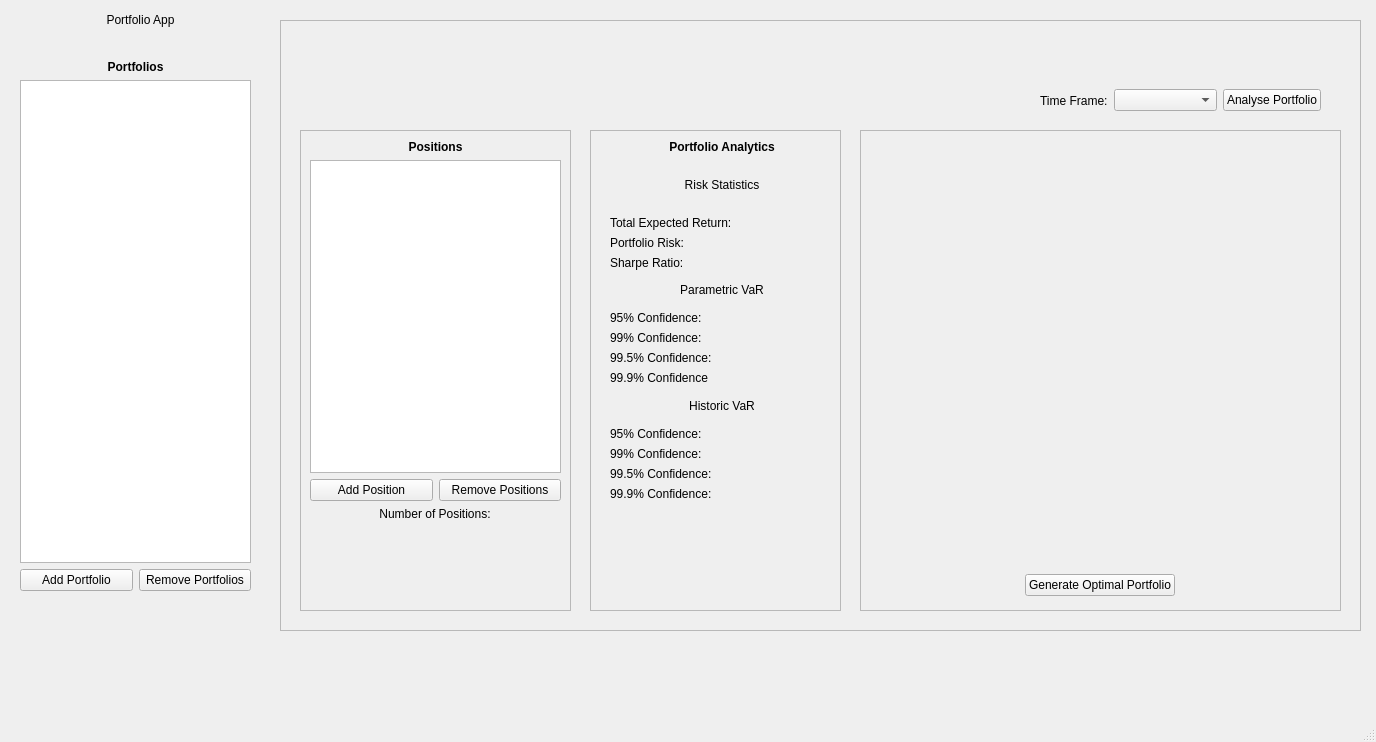
Old version of the form Apps/PortfolioApp/src/MainWindow.ui in the repository JamesAks/PortfolioRiskEngine.
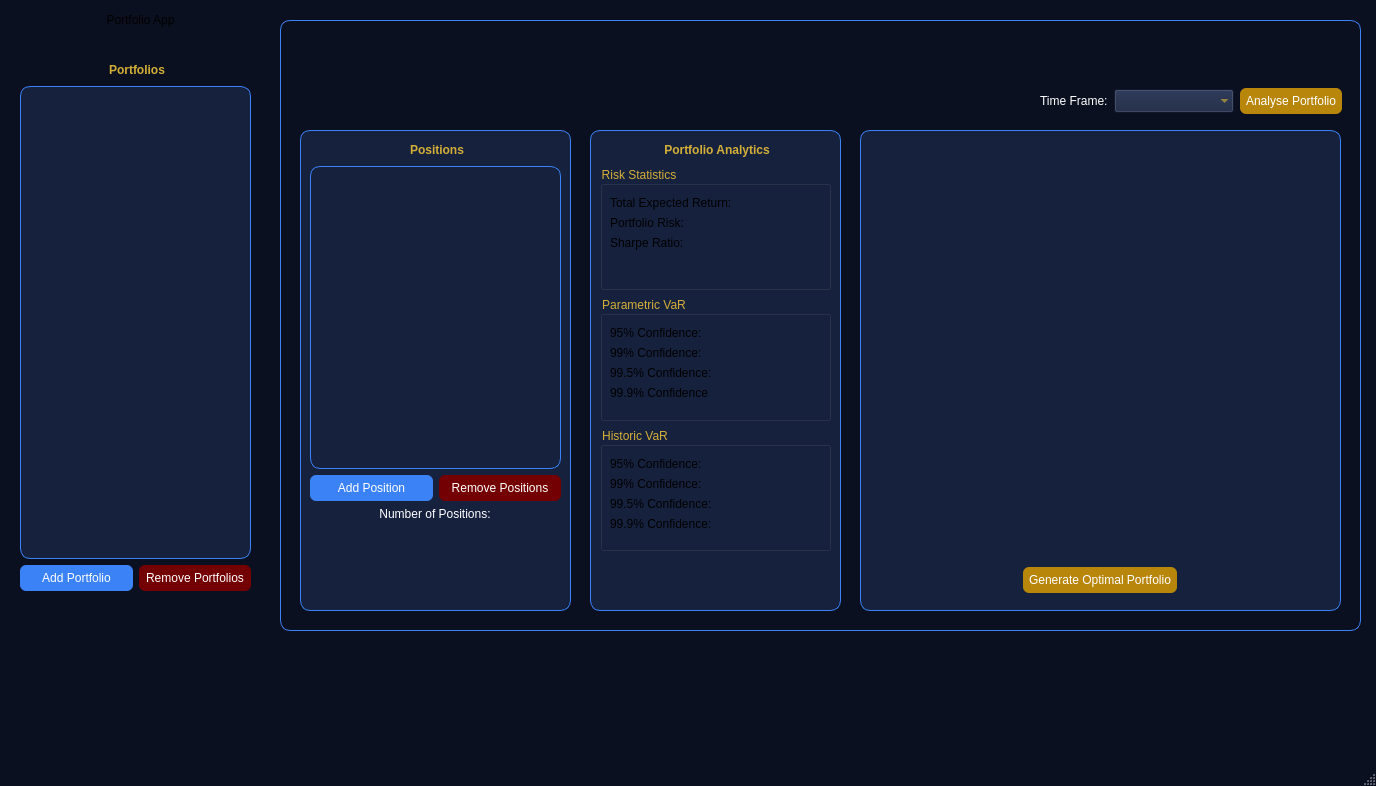
New version of the form.

Diff of the .ui file:
```diff
--- a/Apps/PortfolioApp/src/MainWindow.ui
+++ b/Apps/PortfolioApp/src/MainWindow.ui
@@ -7,14 +7,22 @@
     <x>0</x>
     <y>0</y>
     <width>1376</width>
-    <height>742</height>
+    <height>786</height>
    </rect>
   </property>
   <property name="windowTitle">
    <string>MainWindow</string>
   </property>
   <property name="autoFillBackground">
-   <bool>true</bool>
+   <bool>false</bool>
+  </property>
+  <property name="styleSheet">
+   <string notr="true">QMainWindow{
+
+	background-color: rgb(11, 16, 32);
+
+}
+</string>
   </property>
   <widget class="QWidget" name="centralwidget">
    <widget class="QLabel" name="logo_label">
@@ -39,6 +47,23 @@
       <height>611</height>
      </rect>
     </property>
+    <property name="layoutDirection">
+     <enum>Qt::LayoutDirection::LeftToRight</enum>
+    </property>
+    <property name="styleSheet">
+     <string notr="true">QFrame{
+	border: 1px solid rgb(59, 130, 246);
+	border-radius: 10px
+}
+
+QFrame QLabel {
+	border: none;
+}
+
+
+
+</string>
+    </property>
     <property name="frameShape">
      <enum>QFrame::Shape::StyledPanel</enum>
     </property>
@@ -55,7 +80,10 @@
       </rect>
      </property>
      <property name="styleSheet">
-      <string notr="true">alternate-background-color: rgb(170, 255, 255);</string>
+      <string notr="true">QFrame{
+	background-color: rgb(22, 33, 62);
+}
+</string>
      </property>
      <property name="frameShape">
       <enum>QFrame::Shape::StyledPanel</enum>
@@ -66,10 +94,10 @@
      <widget class="QWidget" name="verticalLayoutWidget_2">
       <property name="geometry">
        <rect>
-        <x>20</x>
+        <x>10</x>
         <y>10</y>
-        <width>224</width>
-        <height>361</height>
+        <width>231</width>
+        <height>411</height>
        </rect>
       </property>
       <layout class="QVBoxLayout" name="verticalLayout_2">
@@ -81,27 +109,39 @@
            <verstretch>0</verstretch>
           </sizepolicy>
          </property>
+         <property name="styleSheet">
+          <string notr="true">QLabel{
+
+	font: 12pt &quot;Segoe UI&quot;;
+	border: 0px;
+	color: rgb(212, 175, 55);
+	padding: 3px;
+}</string>
+         </property>
          <property name="text">
           <string>&lt;html&gt;&lt;head/&gt;&lt;body&gt;&lt;p align=&quot;center&quot;&gt;&lt;span style=&quot; font-weight:700;&quot;&gt;Portfolio Analytics&lt;/span&gt;&lt;/p&gt;&lt;/body&gt;&lt;/html&gt;</string>
          </property>
         </widget>
        </item>
        <item>
-        <layout class="QVBoxLayout" name="verticalLayout_5">
-         <item>
-          <widget class="QLabel" name="label_2">
-           <property name="sizePolicy">
-            <sizepolicy hsizetype="Expanding" vsizetype="Expanding">
-             <horstretch>0</horstretch>
-             <verstretch>0</verstretch>
-            </sizepolicy>
-           </property>
-           <property name="text">
-            <string>&lt;html&gt;&lt;head/&gt;&lt;body&gt;&lt;p align=&quot;center&quot;&gt;Risk Statistics&lt;/p&gt;&lt;/body&gt;&lt;/html&gt;</string>
-           </property>
-          </widget>
-         </item>
-         <item>
+        <widget class="QGroupBox" name="groupBox">
+         <property name="styleSheet">
+          <string notr="true">QGroupBox{
+	color: rgb(212, 175, 55);
+}</string>
+         </property>
+         <property name="title">
+          <string>Risk Statistics</string>
+         </property>
+         <widget class="QWidget" name="layoutWidget">
+          <property name="geometry">
+           <rect>
+            <x>10</x>
+            <y>30</y>
+            <width>211</width>
+            <height>91</height>
+           </rect>
+          </property>
           <layout class="QFormLayout" name="formLayout">
            <item row="0" column="0">
             <widget class="QLabel" name="total_expected_return">
@@ -146,12 +186,28 @@
             </widget>
            </item>
           </layout>
-         </item>
-        </layout>
+         </widget>
+        </widget>
        </item>
        <item>
-        <layout class="QGridLayout" name="gridLayout_2">
-         <item row="1" column="0">
+        <widget class="QGroupBox" name="groupBox_3">
+         <property name="styleSheet">
+          <string notr="true">QGroupBox{
+	color: rgb(212, 175, 55);
+}</string>
+         </property>
+         <property name="title">
+          <string>Parametric VaR</string>
+         </property>
+         <widget class="QWidget" name="layoutWidget">
+          <property name="geometry">
+           <rect>
+            <x>10</x>
+            <y>30</y>
+            <width>211</width>
+            <height>100</height>
+           </rect>
+          </property>
           <layout class="QFormLayout" name="formLayout_3">
            <item row="0" column="0">
             <widget class="QLabel" name="label_12">
@@ -210,38 +266,28 @@
             </widget>
            </item>
           </layout>
-         </item>
-         <item row="0" column="0">
-          <widget class="QLabel" name="label_20">
-           <property name="sizePolicy">
-            <sizepolicy hsizetype="Expanding" vsizetype="Expanding">
-             <horstretch>0</horstretch>
-             <verstretch>0</verstretch>
-            </sizepolicy>
-           </property>
-           <property name="text">
-            <string>&lt;html&gt;&lt;head/&gt;&lt;body&gt;&lt;p align=&quot;center&quot;&gt;Parametric VaR&lt;/p&gt;&lt;/body&gt;&lt;/html&gt;</string>
-           </property>
-          </widget>
-         </item>
-        </layout>
+         </widget>
+        </widget>
        </item>
        <item>
-        <layout class="QGridLayout" name="gridLayout">
-         <item row="0" column="0">
-          <widget class="QLabel" name="label_3">
-           <property name="sizePolicy">
-            <sizepolicy hsizetype="Expanding" vsizetype="Expanding">
-             <horstretch>0</horstretch>
-             <verstretch>0</verstretch>
-            </sizepolicy>
-           </property>
-           <property name="text">
-            <string>&lt;html&gt;&lt;head/&gt;&lt;body&gt;&lt;p align=&quot;center&quot;&gt;Historic VaR&lt;/p&gt;&lt;/body&gt;&lt;/html&gt;</string>
-           </property>
-          </widget>
-         </item>
-         <item row="1" column="0">
+        <widget class="QGroupBox" name="groupBox_4">
+         <property name="styleSheet">
+          <string notr="true">QGroupBox{
+	color: rgb(212, 175, 55);
+}</string>
+         </property>
+         <property name="title">
+          <string>Historic VaR</string>
+         </property>
+         <widget class="QWidget" name="layoutWidget">
+          <property name="geometry">
+           <rect>
+            <x>10</x>
+            <y>30</y>
+            <width>211</width>
+            <height>101</height>
+           </rect>
+          </property>
           <layout class="QFormLayout" name="formLayout_2">
            <item row="0" column="0">
             <widget class="QLabel" name="label_4">
@@ -300,8 +346,8 @@
             </widget>
            </item>
           </layout>
-         </item>
-        </layout>
+         </widget>
+        </widget>
        </item>
       </layout>
      </widget>
@@ -315,6 +361,11 @@
        <height>481</height>
       </rect>
      </property>
+     <property name="styleSheet">
+      <string notr="true">QFrame{
+	background-color: rgb(22, 33, 62);
+}</string>
+     </property>
      <property name="frameShape">
       <enum>QFrame::Shape::StyledPanel</enum>
      </property>
@@ -324,15 +375,33 @@
      <widget class="QWidget" name="horizontalLayoutWidget_3">
       <property name="geometry">
        <rect>
-        <x>0</x>
+        <x>10</x>
         <y>430</y>
-        <width>481</width>
-        <height>51</height>
+        <width>461</width>
+        <height>41</height>
        </rect>
       </property>
       <layout class="QHBoxLayout" name="chart_buttons">
        <item alignment="Qt::AlignmentFlag::AlignHCenter|Qt::AlignmentFlag::AlignVCenter">
         <widget class="QPushButton" name="optimise_button">
+         <property name="styleSheet">
+          <string notr="true">QPushButton {
+    background-color: rgb(184, 134, 11);
+    color: white;
+    border-radius: 6px;
+    padding: 6px;
+}
+
+
+QPushButton:hover {
+    background-color: #D4AF37 ;
+}
+
+QPushButton:pressed {
+    background-color: rgb(181, 148, 16);
+}
+</string>
+         </property>
          <property name="text">
           <string>Generate Optimal Portfolio</string>
          </property>
@@ -346,7 +415,7 @@
       <rect>
        <x>230</x>
        <y>10</y>
-       <width>211</width>
+       <width>401</width>
        <height>71</height>
       </rect>
      </property>
@@ -354,11 +423,18 @@
       <bool>false</bool>
      </property>
      <property name="styleSheet">
-      <string notr="true">font: 700 20pt &quot;Segoe UI&quot;;
+      <string notr="true">QLabel{
+
+	font: 700 20pt &quot;Segoe UI&quot;;
+	border: 0px;
+	color: rgb(212, 175, 55);
+	padding: 3px;
+}
+
 </string>
      </property>
      <property name="text">
-      <string/>
+      <string>&lt;html&gt;&lt;head/&gt;&lt;body&gt;&lt;p align=&quot;center&quot;&gt;&lt;br/&gt;&lt;/p&gt;&lt;/body&gt;&lt;/html&gt;</string>
      </property>
      <property name="scaledContents">
       <bool>true</bool>
@@ -372,8 +448,8 @@
       <rect>
        <x>760</x>
        <y>60</y>
-       <width>281</width>
-       <height>41</height>
+       <width>302</width>
+       <height>42</height>
       </rect>
      </property>
      <layout class="QHBoxLayout" name="analytics_buttons">
@@ -381,6 +457,12 @@
        <layout class="QHBoxLayout" name="horizontalLayout">
         <item>
          <widget class="QLabel" name="label">
+          <property name="styleSheet">
+           <string notr="true">QLabel{
+	
+	color: rgb(255, 255, 255);
+}</string>
+          </property>
           <property name="text">
            <string>Time Frame:</string>
           </property>
@@ -394,12 +476,44 @@
             <verstretch>0</verstretch>
            </sizepolicy>
           </property>
+          <property name="styleSheet">
+           <string notr="true">QComboBox{
+	
+	background-color: rgb(22, 33, 62);
+	color: rgb(212, 175, 55);
+	padding: 3px;
+}</string>
+          </property>
+          <property name="placeholderText">
+           <string notr="true"/>
+          </property>
+          <property name="frame">
+           <bool>false</bool>
+          </property>
          </widget>
         </item>
        </layout>
       </item>
       <item>
        <widget class="QPushButton" name="analyse_button">
+        <property name="styleSheet">
+         <string notr="true">QPushButton {
+    background-color: rgb(184, 134, 11);
+    color: white;
+    border-radius: 6px;
+    padding: 6px;
+}
+
+
+QPushButton:hover {
+    background-color: #D4AF37 ;
+}
+
+QPushButton:pressed {
+    background-color: rgb(181, 148, 16);
+}
+</string>
+        </property>
         <property name="text">
          <string>Analyse Portfolio</string>
         </property>
@@ -416,6 +530,12 @@
        <height>481</height>
       </rect>
      </property>
+     <property name="styleSheet">
+      <string notr="true">QFrame{
+	background-color: rgb(22, 33, 62);
+}
+</string>
+     </property>
      <property name="frameShape">
       <enum>QFrame::Shape::StyledPanel</enum>
      </property>
@@ -434,18 +554,78 @@
       <layout class="QVBoxLayout" name="verticalLayout">
        <item>
         <widget class="QLabel" name="positions_title">
+         <property name="styleSheet">
+          <string notr="true">QLabel{
+
+	font: 12pt &quot;Segoe UI&quot;;
+	border: 0px;
+	color: rgb(212, 175, 55);
+	padding: 3px;
+}</string>
+         </property>
          <property name="text">
           <string>&lt;html&gt;&lt;head/&gt;&lt;body&gt;&lt;p align=&quot;center&quot;&gt;&lt;span style=&quot; font-weight:700;&quot;&gt;Positions&lt;/span&gt;&lt;/p&gt;&lt;/body&gt;&lt;/html&gt;</string>
          </property>
         </widget>
        </item>
        <item>
-        <widget class="QListWidget" name="position_list"/>
+        <widget class="QListWidget" name="position_list">
+         <property name="focusPolicy">
+          <enum>Qt::FocusPolicy::NoFocus</enum>
+         </property>
+         <property name="styleSheet">
+          <string notr="true">QListView{
+	
+	background-color: rgb(22, 33, 62);
+	border: 1px solid rgb(59, 130, 246);
+	border-radius: 10px;
+	color: rgb(255, 255, 255);
+}
+
+QListView::item{
+
+	padding: 6px;
+    border-radius: 10px; 
+	outline: 0
+}
+
+QListView::item:hover {
+    
+	background-color: rgb(59, 130, 246);
+}
+
+QListWidget::viewport {
+    background: transparent;
+}
+
+
+
+
+</string>
+         </property>
+        </widget>
        </item>
        <item>
         <layout class="QHBoxLayout" name="position_buttons">
          <item>
           <widget class="QPushButton" name="add_position_button">
+           <property name="styleSheet">
+            <string notr="true">QPushButton {
+    background-color: #3B82F6;
+    color: white;
+    border-radius: 6px;
+    padding: 6px;
+}
+
+
+QPushButton:hover {
+    background-color: #60A5FA;
+}
+
+QPushButton:pressed {
+    background-color: #2D74D5;
+}</string>
+           </property>
            <property name="text">
             <string>Add Position</string>
            </property>
@@ -453,6 +633,23 @@
          </item>
          <item>
           <widget class="QPushButton" name="remove_position_button">
+           <property name="styleSheet">
+            <string notr="true">QPushButton {
+    background-color: rgb(115, 0, 2);
+    color: white;
+    border-radius: 6px;
+    padding: 6px;
+}
+
+
+QPushButton:hover {
+    background-color: rgb(240, 11, 15);
+}
+
+QPushButton:pressed {
+    background-color: rgb(85, 0, 1);
+}</string>
+           </property>
            <property name="text">
             <string>Remove Positions</string>
            </property>
@@ -468,6 +665,12 @@
            <verstretch>0</verstretch>
           </sizepolicy>
          </property>
+         <property name="styleSheet">
+          <string notr="true">QLabel{
+
+	color: rgb(255, 255, 255);
+}</string>
+         </property>
          <property name="text">
           <string>&lt;html&gt;&lt;head/&gt;&lt;body&gt;&lt;p align=&quot;center&quot;&gt;Number of Positions:&lt;/p&gt;&lt;/body&gt;&lt;/html&gt;</string>
          </property>
@@ -489,18 +692,80 @@
     <layout class="QVBoxLayout" name="verticalLayout_3">
      <item>
       <widget class="QLabel" name="portfolio_list_title">
+       <property name="styleSheet">
+        <string notr="true">QLabel{
+
+	font: 12pt &quot;Segoe UI&quot;;
+	border: 0px;
+	color: rgb(212, 175, 55);
+	padding: 3px;
+}</string>
+       </property>
        <property name="text">
         <string>&lt;html&gt;&lt;head/&gt;&lt;body&gt;&lt;p align=&quot;center&quot;&gt;&lt;span style=&quot; font-weight:700;&quot;&gt;Portfolios&lt;/span&gt;&lt;/p&gt;&lt;/body&gt;&lt;/html&gt;</string>
        </property>
       </widget>
      </item>
      <item>
-      <widget class="QListWidget" name="portfolio_list"/>
+      <widget class="QListWidget" name="portfolio_list">
+       <property name="focusPolicy">
+        <enum>Qt::FocusPolicy::NoFocus</enum>
+       </property>
+       <property name="styleSheet">
+        <string notr="true">QListWidget{
+	
+	background-color: rgb(22, 33, 62);
+	border: 1px solid rgb(59, 130, 246);
+	border-radius: 10px;
+	color: rgb(255, 255, 255);
+}
+
+QListView::item{
+
+	 padding: 6px;
+    border-radius: 10px; 
+}
+
+QListView::item:selected {
+	border: 2px solid rgb(131, 94, 8);;
+    background: rgb(184, 134, 11);
+	color: rgb(255, 255, 255);
+}
+
+QListView::item:hover {
+    
+	background-color: rgb(59, 130, 246);
+}
+
+
+</string>
+       </property>
+       <property name="showDropIndicator" stdset="0">
+        <bool>false</bool>
+       </property>
+      </widget>
      </item>
      <item>
       <layout class="QHBoxLayout" name="portfolio_buttons">
        <item>
         <widget class="QPushButton" name="add_portfolio_button">
+         <property name="styleSheet">
+          <string notr="true">QPushButton {
+    background-color: #3B82F6;
+    color: white;
+    border-radius: 6px;
+    padding: 6px;
+}
+
+
+QPushButton:hover {
+    background-color: #60A5FA;
+}
+
+QPushButton:pressed {
+    background-color: #2D74D5;
+}</string>
+         </property>
          <property name="text">
           <string>Add Portfolio</string>
          </property>
@@ -508,6 +773,23 @@
        </item>
        <item>
         <widget class="QPushButton" name="remove_portfolio_button">
+         <property name="styleSheet">
+          <string notr="true">QPushButton {
+    background-color: rgb(115, 0, 2);
+    color: white;
+    border-radius: 6px;
+    padding: 6px;
+}
+
+
+QPushButton:hover {
+    background-color: rgb(240, 11, 15);
+}
+
+QPushButton:pressed {
+    background-color: rgb(85, 0, 1);
+}</string>
+         </property>
          <property name="text">
           <string>Remove Portfolios</string>
          </property>
```
